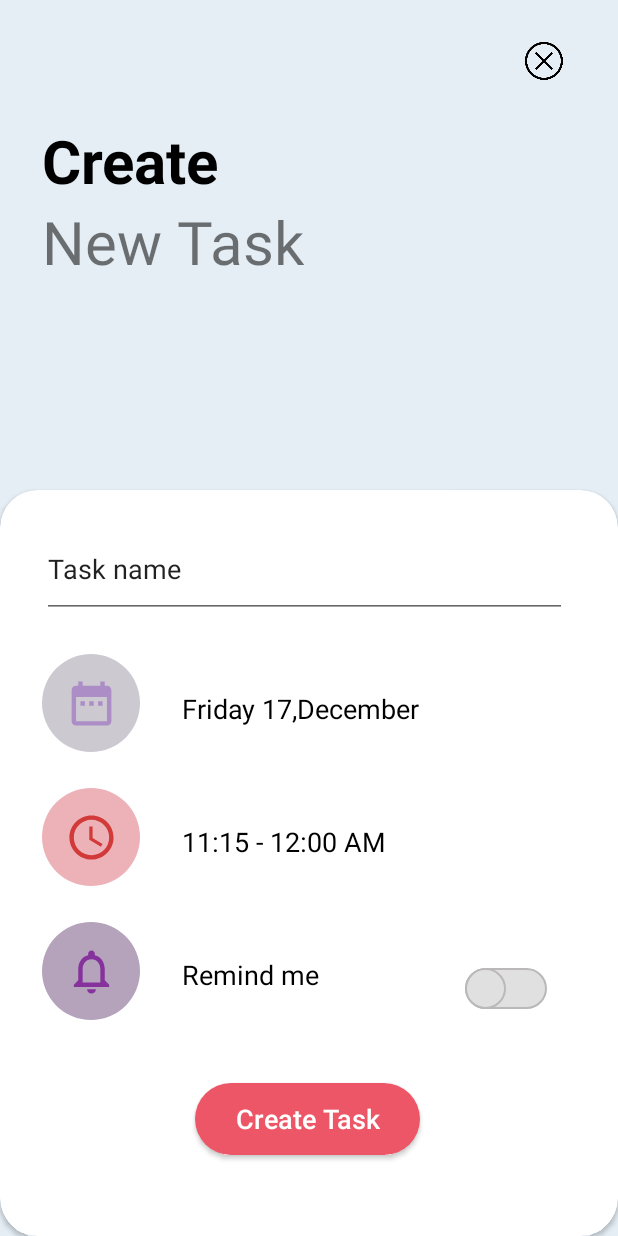
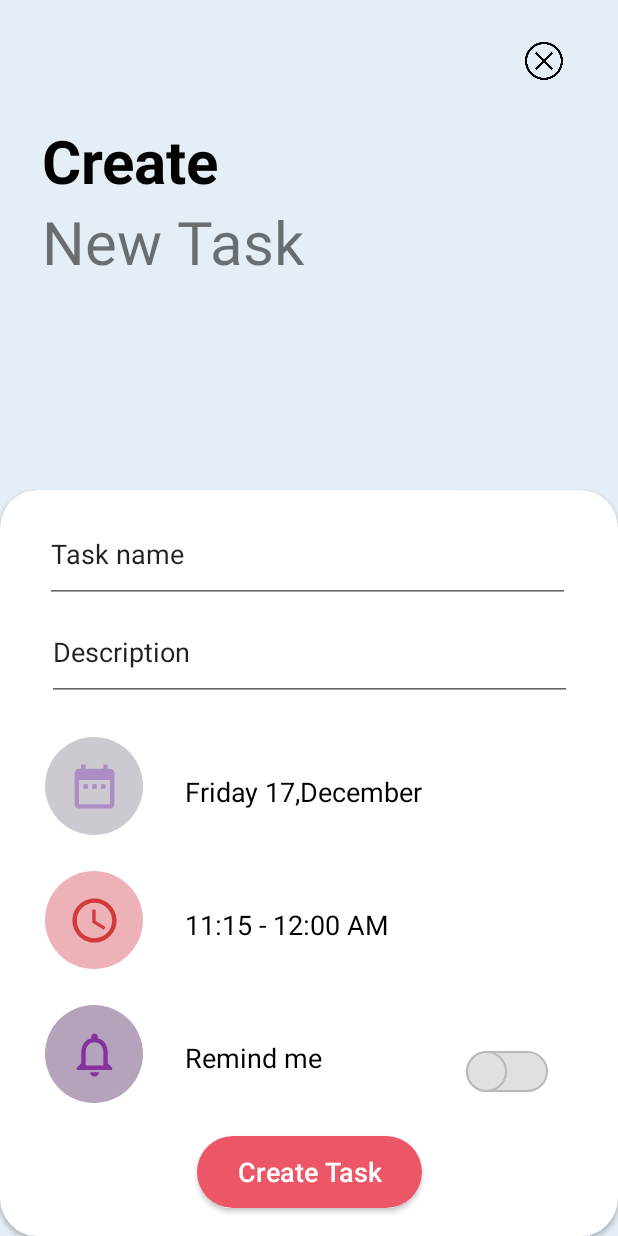
Before and after one commit to aya155/TODO-Application, an Android app: the screen it shows after launch (TabActivity), after a tap on "MOVE TO NEW TASK", on a phone screen of 412 x 824 dp. Run offline under Robolectric (Android 15) with nearby library versions, the phone set to English and light mode, and no system bars.

Commit message:
new task modification

```diff
--- a/app/src/main/res/layout/fragment_new_task.xml
+++ b/app/src/main/res/layout/fragment_new_task.xml
@@ -55,11 +55,20 @@
                 android:id="@+id/task_title"
                 android:layout_width="350dp"
                 android:layout_height="65dp"
-                android:layout_marginStart="28dp"
-                android:layout_marginTop="20dp"
+                android:layout_marginTop="10dp"
+                android:layout_marginStart="30dp"
                 android:text="@string/task_name"
                 app:layout_constraintStart_toStartOf="parent"
                 app:layout_constraintTop_toTopOf="parent" />
+
+            <EditText
+                android:id="@+id/description"
+                android:layout_width="350dp"
+                android:layout_height="65dp"
+                android:text="Description"
+                app:layout_constraintStart_toStartOf="parent"
+                app:layout_constraintEnd_toEndOf="parent"
+                app:layout_constraintTop_toBottomOf="@id/task_title"/>
 
             <com.google.android.material.imageview.ShapeableImageView
                 android:id="@+id/set_date_btn"
@@ -70,7 +79,8 @@
                 android:scaleType="center"
                 android:src="@drawable/ic_baseline_date_range_24"
                 app:layout_constraintStart_toStartOf="@+id/task_title"
-                app:layout_constraintTop_toBottomOf="@+id/task_title"
+
+                app:layout_constraintTop_toBottomOf="@id/description"
                 app:shapeAppearanceOverlay="@style/circle" />
 
             <TextView
@@ -150,7 +160,7 @@
                 android:id="@+id/create_task_btn"
                 android:layout_width="150dp"
                 android:layout_height="wrap_content"
-                android:layout_marginTop="60dp"
+                android:layout_marginTop="40dp"
                 android:background="@drawable/button"
                 android:text="@string/create_task"
                 android:textAllCaps="false"
```
